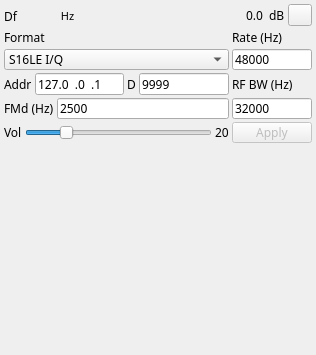
Above: plugins/channeltx/udpsink/udpsinkgui.ui from f4exb/sdrangel before the change. Below: the same form after it.
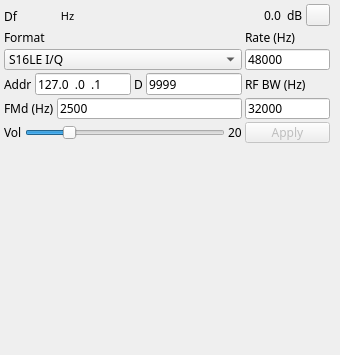
That is the form after the change. Icons and pictures are not drawn. Custom widgets are drawn as their Qt base class.

Patch:
```diff
--- a/plugins/channeltx/udpsink/udpsinkgui.ui
+++ b/plugins/channeltx/udpsink/udpsinkgui.ui
@@ -6,7 +6,7 @@
    <rect>
     <x>0</x>
     <y>0</y>
-    <width>316</width>
+    <width>340</width>
     <height>355</height>
    </rect>
   </property>
@@ -36,13 +36,13 @@
     <rect>
      <x>2</x>
      <y>2</y>
-     <width>312</width>
+     <width>330</width>
      <height>142</height>
     </rect>
    </property>
    <property name="minimumSize">
     <size>
-     <width>312</width>
+     <width>330</width>
      <height>0</height>
     </size>
    </property>
@@ -342,6 +342,9 @@
         <property name="toolTip">
          <string>FM deviation in Hz (for S16LE NFM format)</string>
         </property>
+        <property name="inputMask">
+         <string>00000</string>
+        </property>
         <property name="text">
          <string>2500</string>
         </property>
@@ -361,6 +364,9 @@
       <property name="toolTip">
        <string>Signal bandwidth</string>
       </property>
+      <property name="inputMask">
+       <string>0009999</string>
+      </property>
       <property name="text">
        <string>32000</string>
       </property>
@@ -408,6 +414,9 @@
       <property name="toolTip">
        <string>Samples rate</string>
       </property>
+      <property name="inputMask">
+       <string>0009999</string>
+      </property>
       <property name="text">
        <string>48000</string>
       </property>
```
